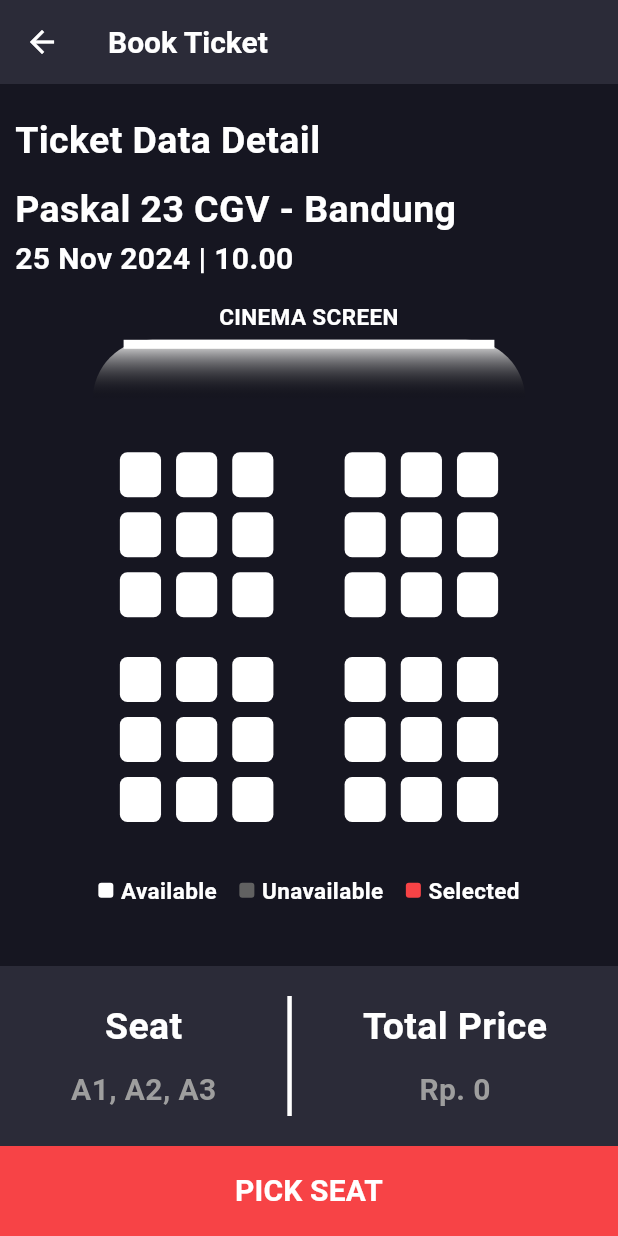
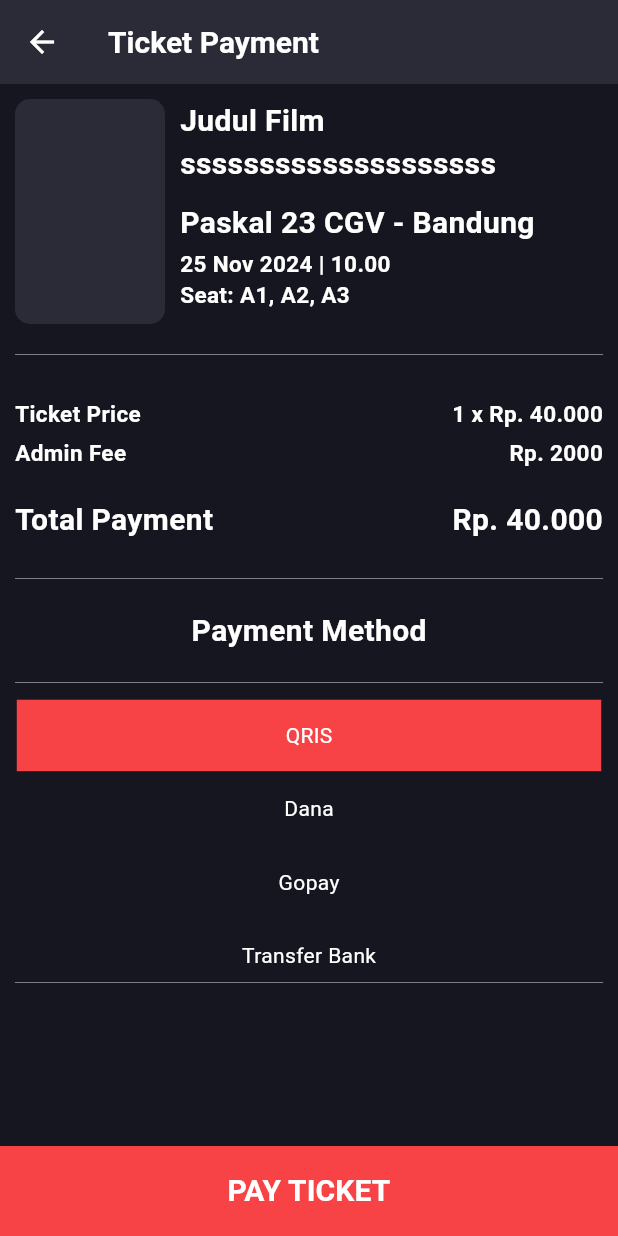
Before and after one commit to beckham-kho/uas_utix, a Flutter app: the BookingScreen screen opened directly, after a tap on "PICK SEAT", on a phone screen of 412 x 824 dp. Run offline on Flutter 3.47's test engine with Material 3 defaults, Android fonts, the light colour scheme and no system bars; our stand-ins replace carousel_slider; network calls fail.

Commit message:
feat(ticket payment screen): add ticket payment screen

```diff
--- a/lib/screens/booking_screen.dart
+++ b/lib/screens/booking_screen.dart
@@ -1,4 +1,5 @@
 import 'package:flutter/material.dart';
+import 'package:uas_utix/screens/ticket_payment_screen.dart';
 import 'package:uas_utix/widgets/seat_selector.dart';
 
 class BookingScreen extends StatefulWidget {
@@ -360,7 +361,11 @@ class _BookingScreenState extends State<BookingScreen> {
             width: MediaQuery.of(context).size.width,
             color: const Color.fromRGBO(247, 67, 70, 1),
             child: TextButton(
-              onPressed: () {},
+              onPressed: () {
+                Navigator.of(context).push(
+                  MaterialPageRoute(builder: (context) => const TicketPaymentScreen())
+                );
+              },
               child: const Text(
                 'PICK SEAT',
                 textAlign: TextAlign.center,
--- /dev/null
+++ b/lib/screens/payment_splash_screen.dart
@@ -0,0 +1,65 @@
+import 'package:flutter/material.dart';
+import 'package:flutter/services.dart';
+import 'package:uas_utix/screens/home_screen.dart';
+import 'package:uas_utix/screens/login_screen.dart';
+
+class PaymentSplashScreen extends StatefulWidget {
+  const PaymentSplashScreen({super.key});
+
+  @override
+  State<PaymentSplashScreen> createState() => _PaymentSplashScreenState();
+}
+
+class _PaymentSplashScreenState extends State<PaymentSplashScreen> with SingleTickerProviderStateMixin {
+  @override
+  void initState() {
+    super.initState();
+    SystemChrome.setEnabledSystemUIMode(SystemUiMode.immersive);
+    Future.delayed(const Duration(seconds: 5), () {
+      // Navigator.of(context).pushReplacement(
+      //   MaterialPageRoute(builder: (_) => const TicketScreen())
+      // );
+    });
+  }
+
+  @override
+  Widget build(BuildContext context) {
+    return Scaffold(
+      body: Container(
+        width: double.infinity,
+        decoration: const BoxDecoration(
+          color: Color.fromRGBO(22, 22, 33, 1),
+        ),
+        child: const Column(
+          mainAxisAlignment: MainAxisAlignment.center,
+          crossAxisAlignment: CrossAxisAlignment.center,
+          children: <Widget>[
+            SizedBox(
+              width: 250,
+              child: Icon(
+                Icons.check_circle_outlined,
+                size: 250,
+                color: Color.fromRGBO(247, 67, 70, 1)
+              ),
+            ),
+            SizedBox(height: 20),
+            Text(
+              'Payment Success',
+              style: TextStyle(
+                fontSize: 20,
+                color: Colors.white,
+              ),
+            ),
+            Text(
+              'Your Payment Has Been Verified',
+              style: TextStyle(
+                fontSize: 20,
+                color: Colors.white,
+              ),
+            ),
+          ],
+        )
+      ),
+    );
+  }
+}
--- /dev/null
+++ b/lib/screens/ticket_payment_screen.dart
@@ -0,0 +1,309 @@
+import 'package:flutter/material.dart';
+import 'package:uas_utix/screens/payment_splash_screen.dart';
+
+class TicketPaymentScreen extends StatefulWidget {
+  const TicketPaymentScreen({super.key});
+
+  @override
+  State<TicketPaymentScreen> createState() => _TicketPaymentScreenState();
+}
+
+class _TicketPaymentScreenState extends State<TicketPaymentScreen> {
+  List<bool> isSelected = [true, false, false, false];
+
+  @override
+  Widget build(BuildContext context) {
+    return Scaffold(
+      appBar: AppBar(
+        iconTheme: const IconThemeData(color: Colors.white,),
+        backgroundColor: const Color.fromRGBO(43, 43, 56, 1),
+        title: const Text(
+          'Ticket Payment',
+          textAlign: TextAlign.center,
+          style: TextStyle(
+            fontSize: 20,
+            fontWeight: FontWeight.bold,
+            color: Colors.white,
+          ),
+        ),
+      ),
+      body: Column(
+        mainAxisAlignment: MainAxisAlignment.spaceBetween,
+        children: [
+          Padding(
+            padding: const EdgeInsets.all(10.0),
+            child: Column(
+              children: <Widget>[
+                Row(
+                  crossAxisAlignment: CrossAxisAlignment.start,
+                  children: [
+                    ClipRRect(
+                      borderRadius: BorderRadius.circular(10),
+                      child: Container(
+                        width: 100,
+                        height: 150,
+                        color: const Color.fromRGBO(43, 43, 56, 1),
+                      ),
+                    ),
+                    const SizedBox(width: 10),
+                    const Flexible(
+                      child: Column(
+                        crossAxisAlignment: CrossAxisAlignment.start,
+                        children: [
+                          Text(
+                            'Judul Film ssssssssssssssssssss',
+                            style: TextStyle(
+                              fontSize: 20,
+                              fontWeight: FontWeight.bold,
+                              color: Colors.white,
+                            ),
+                          ),
+                          SizedBox(height: 10),
+                          Row(
+                            children: [
+                              Text(
+                                'Paskal 23 CGV',
+                                style: TextStyle(
+                                  fontSize: 20,
+                                  fontWeight: FontWeight.bold,
+                                  color: Colors.white,
+                                ),
+                              ),
+                              Text(
+                                ' - ',
+                                style: TextStyle(
+                                  fontSize: 20,
+                                  fontWeight: FontWeight.bold,
+                                  color: Colors.white,
+                                ),
+                              ),
+                              Text(
+                                'Bandung',
+                                style: TextStyle(
+                                  fontSize: 20,
+                                  fontWeight: FontWeight.bold,
+                                  color: Colors.white,
+                                ),
+                              ),
+                            ],
+                          ),
+                          SizedBox(height: 2),
+                          Row(
+                            children: [
+                              Text(
+                                '25 Nov 2024',
+                                style: TextStyle(
+                                  fontSize: 15,
+                                  fontWeight: FontWeight.bold,
+                                  color: Colors.white,
+                                ),
+                              ),
+                              Text(
+                                ' | ',
+                                style: TextStyle(
+                                  fontSize: 15,
+                                  fontWeight: FontWeight.bold,
+                                  color: Colors.white,
+                                ),
+                              ),
+                              Text(
+                                '10.00',
+                                style: TextStyle(
+                                  fontSize: 15,
+                                  fontWeight: FontWeight.bold,
+                                  color: Colors.white,
+                                ),
+                              ),
+                            ],
+                          ),
+                          Text(
+                            'Seat: A1, A2, A3',
+                            style: TextStyle(
+                              fontSize: 15,
+                              fontWeight: FontWeight.bold,
+                              color: Colors.white,
+                            ),
+                          ),
+                        ],
+                      ),
+                    ),
+                  ],
+                ),
+                const SizedBox(height: 20),
+                Container(
+                  height: 150,
+                  decoration: const BoxDecoration(
+                    border: Border.symmetric(
+                      horizontal: BorderSide(
+                        width: 0.3,
+                        color: Colors.white
+                      ),
+                    ),
+                  ),
+                  child: const Column(
+                    mainAxisAlignment: MainAxisAlignment.center,
+                    children: [
+                      SizedBox(height: 5),
+                      Row(
+                        mainAxisAlignment: MainAxisAlignment.spaceBetween,
+                        children: [
+                          Text(
+                            'Ticket Price',
+                            style: TextStyle(
+                              fontSize: 15,
+                              fontWeight: FontWeight.bold,
+                              color: Colors.white,
+                            ),
+                          ),
+                          Text(
+                            '1 x Rp. 40.000',
+                            style: TextStyle(
+                              fontSize: 15,
+                              fontWeight: FontWeight.bold,
+                              color: Colors.white,
+                            ),
+                          ),
+                        ],
+                      ),
+                      SizedBox(height: 5),
+                      Row(
+                        mainAxisAlignment: MainAxisAlignment.spaceBetween,
+                        children: [
+                          Text(
+                            'Admin Fee',
+                            style: TextStyle(
+                              fontSize: 15,
+                              fontWeight: FontWeight.bold,
+                              color: Colors.white,
+                            ),
+                          ),
+                          Text(
+                            'Rp. 2000',
+                            style: TextStyle(
+                              fontSize: 15,
+                              fontWeight: FontWeight.bold,
+                              color: Colors.white,
+                            ),
+                          ),
+                        ],
+                      ),
+                      SizedBox(height: 20),
+                      Row(
+                        mainAxisAlignment: MainAxisAlignment.spaceBetween,
+                        children: [
+                          Text(
+                            'Total Payment',
+                            style: TextStyle(
+                              fontSize: 20,
+                              fontWeight: FontWeight.bold,
+                              color: Colors.white,
+                            ),
+                          ),
+                          Text(
+                            'Rp. 40.000',
+                            style: TextStyle(
+                              fontSize: 20,
+                              fontWeight: FontWeight.bold,
+                              color: Colors.white,
+                            ),
+                          ),
+                        ],
+                      ),
+                    ],
+                  ),
+                ),
+                const SizedBox(height: 20),
+                const Text(
+                  'Payment Method',
+                  style: TextStyle(
+                    fontSize: 20,
+                    fontWeight: FontWeight.bold,
+                    color: Colors.white,
+                  ),
+                ),
+                const SizedBox(height: 20),
+                Container(
+                  height: 200,
+                  decoration: const BoxDecoration(
+                    border: Border.symmetric(
+                      horizontal: BorderSide(
+                        width: 0.3,
+                        color: Colors.white
+                      ),
+                    ),
+                  ),
+                  child: Padding(
+                    padding: const EdgeInsets.only(top: 10, bottom: 10),
+                    child: ListView(
+                      scrollDirection: Axis.vertical,
+                      children: [
+                        ToggleButtons(
+                          direction: Axis.vertical,
+                          color: Colors.white,
+                          selectedColor: Colors.white,
+                          fillColor: const Color.fromRGBO(247, 67, 70, 1),
+                          splashColor: const Color.fromRGBO(247, 67, 70, 1),
+                          isSelected: isSelected,
+                          children: const [
+                            Padding(
+                              padding: EdgeInsets.all(8),
+                              child: Text('QRIS'),
+                            ),
+                            Padding(
+                              padding: EdgeInsets.all(8),
+                              child: Text('Dana'),
+                            ),
+                            Padding(
+                              padding: EdgeInsets.all(8),
+                              child: Text('Gopay'),
+                            ),
+                            Padding(
+                              padding: EdgeInsets.all(8),
+                              child: Text('Transfer Bank'),
+                            ),
+                          ],
+                          onPressed: (int newIndex) {
+                            setState(() {
+                              for (int i=0; i<isSelected.length; i++) {
+                                if(i == newIndex) {
+                                  isSelected[i] = true;
+                                } else {
+                                  isSelected[i] = false;
+                                }
+                              }
+                            });
+                          },
+                        ),
+                      ],
+                    ),
+                  ),
+                ),
+              ],
+            ),
+          ),
+        Container(
+            height: 60,
+            width: MediaQuery.of(context).size.width,
+            color: const Color.fromRGBO(247, 67, 70, 1),
+            child: TextButton(
+              onPressed: () {
+                Navigator.of(context).push(
+                  MaterialPageRoute(builder: (context) => const PaymentSplashScreen())
+                );
+              },
+              child: const Text(
+                'PAY TICKET',
+                textAlign: TextAlign.center,
+                style: TextStyle(
+                  fontSize: 20,
+                  fontWeight: FontWeight.bold,
+                  color: Colors.white,
+                ),
+              ),
+            ),
+          )
+        ],
+      ),
+    );
+  }
+}
```
